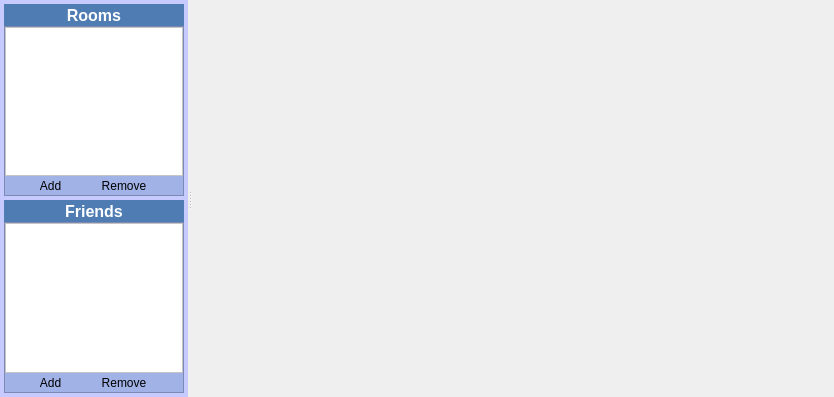
The window that trunk/UI/widgetchat.ui (c3c/quazaa) describes before a commit, drawn with Qt 5.
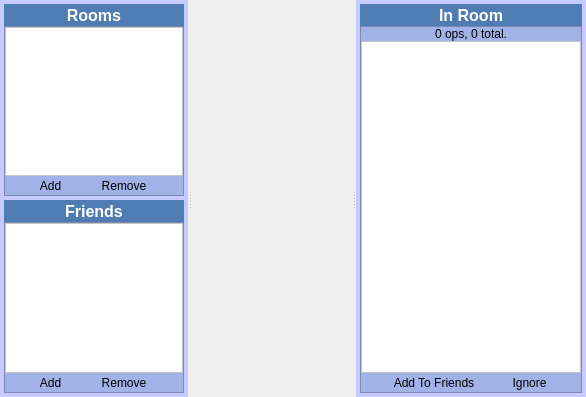
The same window after the commit. Icons and pictures are not drawn.

Commit message: Changed the ui around for chat and fixed a few bugs.

The edit to the form file:
```diff
--- a/trunk/UI/widgetchat.ui
+++ b/trunk/UI/widgetchat.ui
@@ -6,7 +6,7 @@
    <rect>
     <x>0</x>
     <y>0</y>
-    <width>834</width>
+    <width>586</width>
     <height>397</height>
    </rect>
   </property>
@@ -18,6 +18,9 @@
     <normaloff>:/Resource/Chat/Chat.png</normaloff>:/Resource/Chat/Chat.png</iconset>
   </property>
   <layout class="QVBoxLayout" name="verticalLayout">
+   <property name="spacing">
+    <number>0</number>
+   </property>
    <property name="margin">
     <number>0</number>
    </property>
@@ -382,11 +385,190 @@
      </widget>
      <widget class="QWidget" name="layoutWidget">
       <layout class="QVBoxLayout" name="verticalLayoutChatCenter">
+       <property name="spacing">
+        <number>0</number>
+       </property>
        <property name="margin">
         <number>0</number>
        </property>
       </layout>
      </widget>
+     <widget class="QFrame" name="frameChatRightSidebar">
+      <property name="maximumSize">
+       <size>
+        <width>230</width>
+        <height>16777215</height>
+       </size>
+      </property>
+      <property name="styleSheet">
+       <string notr="true">QFrame {
+	background-color: rgb(199, 202, 255);
+}</string>
+      </property>
+      <property name="frameShape">
+       <enum>QFrame::NoFrame</enum>
+      </property>
+      <property name="frameShadow">
+       <enum>QFrame::Raised</enum>
+      </property>
+      <layout class="QGridLayout" name="gridLayout_46">
+       <property name="margin">
+        <number>4</number>
+       </property>
+       <property name="spacing">
+        <number>4</number>
+       </property>
+       <item row="0" column="0">
+        <layout class="QGridLayout" name="gridLayoutChatUsersTask">
+         <property name="spacing">
+          <number>0</number>
+         </property>
+         <item row="2" column="0">
+          <widget class="QFrame" name="frameChatUsersTask">
+           <property name="maximumSize">
+            <size>
+             <width>16777215</width>
+             <height>16777215</height>
+            </size>
+           </property>
+           <property name="styleSheet">
+            <string notr="true">QFrame {
+	background-color: rgb(161, 178, 231);
+}
+
+QToolButton {
+    border: 1px solid transparent;
+    background-color: transparent;
+}
+
+ QToolButton:pressed {
+     background-color: qlineargradient(x1: 0, y1: 0, x2: 0, y2: 1,
+                                       stop: 0 #dadbde, stop: 1 #f6f7fa);
+ }
+
+QToolButton:checked {
+     border: 1px solid rgb(78, 96, 255);
+     background-color: qlineargradient(x1: 0, y1: 0, x2: 0, y2: 1,
+                                       stop: 0 #dadbde, stop: 1 #f6f7fa);
+}
+
+ QToolButton:hover {
+     border: 1px solid rgb(78, 96, 255);
+     background-color: qlineargradient(x1: 0, y1: 0, x2: 0, y2: 1,
+                                       stop: 0 #dadbde, stop: 1 #f6f7fa);
+ }</string>
+           </property>
+           <property name="frameShape">
+            <enum>QFrame::StyledPanel</enum>
+           </property>
+           <property name="frameShadow">
+            <enum>QFrame::Sunken</enum>
+           </property>
+           <layout class="QGridLayout" name="gridLayout_41">
+            <property name="margin">
+             <number>0</number>
+            </property>
+            <property name="spacing">
+             <number>0</number>
+            </property>
+            <item row="2" column="0">
+             <layout class="QGridLayout" name="gridLayoutChatUsersButtons">
+              <item row="0" column="0">
+               <widget class="QToolButton" name="toolButtonChatAddFriend">
+                <property name="text">
+                 <string>Add To Friends</string>
+                </property>
+                <property name="icon">
+                 <iconset resource="../Resource.qrc">
+                  <normaloff>:/Resource/Generic/Add.png</normaloff>:/Resource/Generic/Add.png</iconset>
+                </property>
+                <property name="iconSize">
+                 <size>
+                  <width>20</width>
+                  <height>20</height>
+                 </size>
+                </property>
+                <property name="toolButtonStyle">
+                 <enum>Qt::ToolButtonTextBesideIcon</enum>
+                </property>
+               </widget>
+              </item>
+              <item row="0" column="1">
+               <widget class="QToolButton" name="toolButtonChatIgnore">
+                <property name="text">
+                 <string>Ignore</string>
+                </property>
+                <property name="icon">
+                 <iconset resource="../Resource.qrc">
+                  <normaloff>:/Resource/Generic/Ban.png</normaloff>:/Resource/Generic/Ban.png</iconset>
+                </property>
+                <property name="iconSize">
+                 <size>
+                  <width>20</width>
+                  <height>20</height>
+                 </size>
+                </property>
+                <property name="toolButtonStyle">
+                 <enum>Qt::ToolButtonTextBesideIcon</enum>
+                </property>
+               </widget>
+              </item>
+             </layout>
+            </item>
+            <item row="0" column="0">
+             <widget class="QLabel" name="labelChatUsersCount">
+              <property name="text">
+               <string>0 ops, 0 total.</string>
+              </property>
+              <property name="alignment">
+               <set>Qt::AlignCenter</set>
+              </property>
+             </widget>
+            </item>
+            <item row="1" column="0">
+             <widget class="QListView" name="listViewChatUsers">
+              <property name="styleSheet">
+               <string notr="true">background-color: rgb(255, 255, 255);</string>
+              </property>
+             </widget>
+            </item>
+           </layout>
+          </widget>
+         </item>
+         <item row="1" column="0">
+          <widget class="QToolButton" name="toolButtonChatUsersHeader">
+           <property name="sizePolicy">
+            <sizepolicy hsizetype="Expanding" vsizetype="Fixed">
+             <horstretch>0</horstretch>
+             <verstretch>0</verstretch>
+            </sizepolicy>
+           </property>
+           <property name="styleSheet">
+            <string notr="true">QToolButton {
+	background-color: rgb(78, 124, 179);
+	color: rgb(255, 255, 255);
+	border: none;
+	font-size: 16px;
+	font-weight: bold;
+}
+</string>
+           </property>
+           <property name="text">
+            <string>In Room</string>
+           </property>
+           <property name="icon">
+            <iconset resource="../Resource.qrc">
+             <normaloff>:/Resource/Chat/Users.png</normaloff>:/Resource/Chat/Users.png</iconset>
+           </property>
+           <property name="toolButtonStyle">
+            <enum>Qt::ToolButtonTextBesideIcon</enum>
+           </property>
+          </widget>
+         </item>
+        </layout>
+       </item>
+      </layout>
+     </widget>
     </widget>
    </item>
   </layout>
```
The commit also changes 8 other files.
